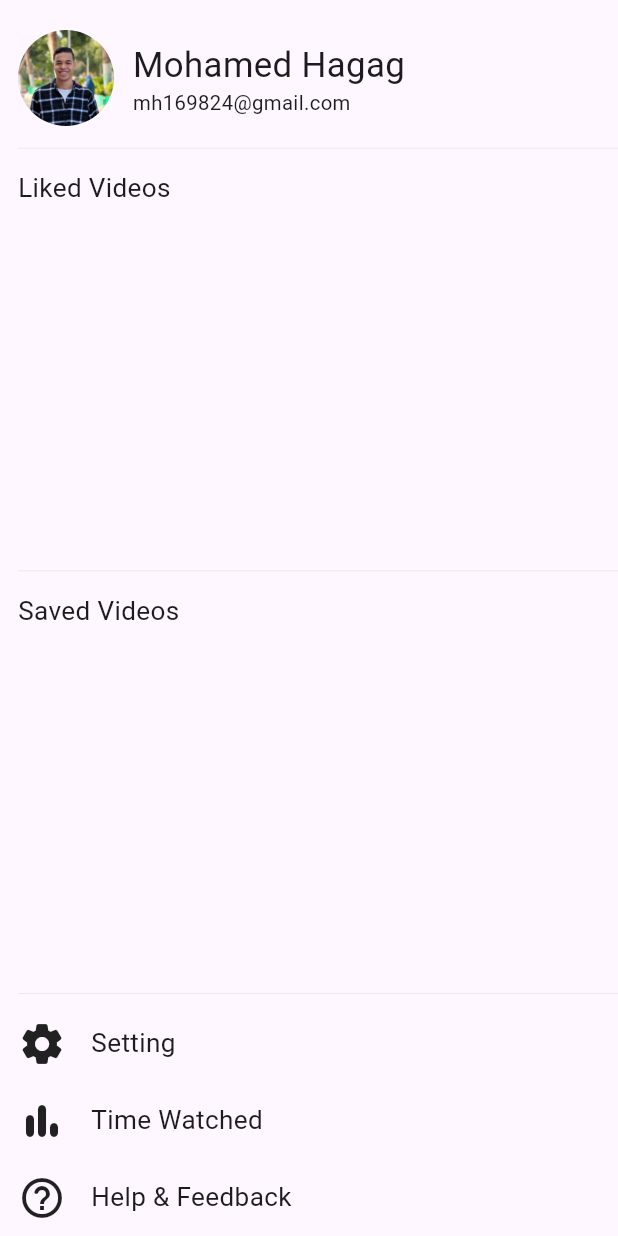
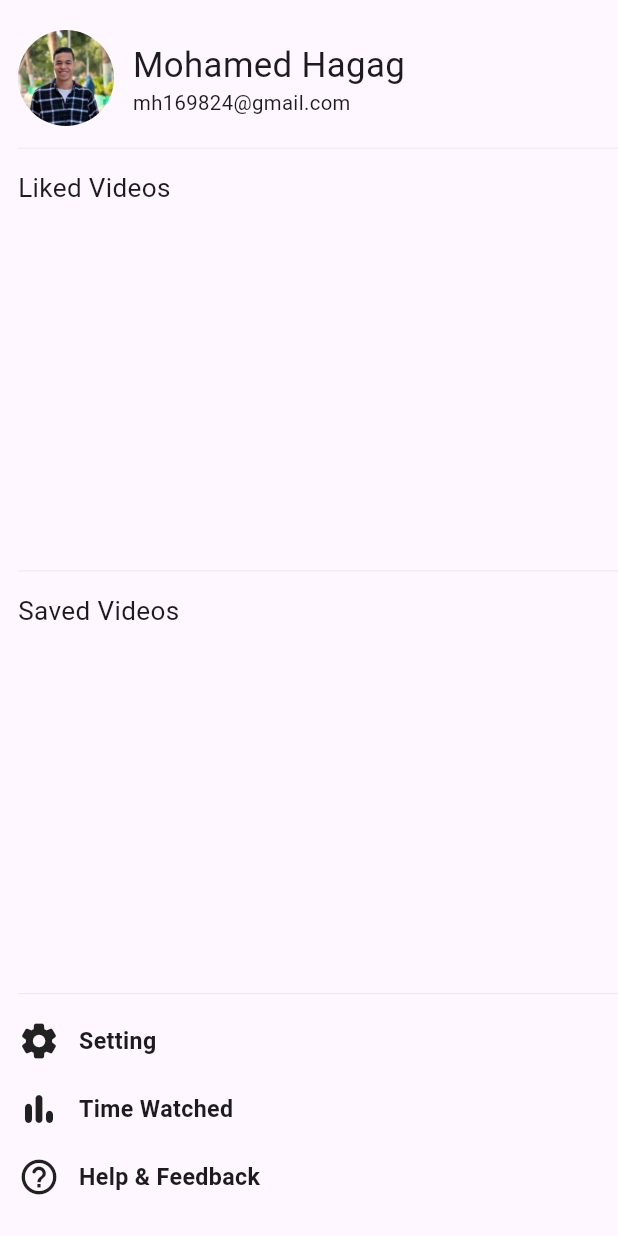
Before and after one commit to Mohamed-7agag/Advanced_Clone_YouTube, a Flutter app: the ProfileView screen opened by its route, on a phone screen of 412 x 824 dp. Run offline on Flutter 3.47's test engine with Material 3 defaults, Android fonts, the phone set to English and light mode, and no system bars; our stand-ins replace cached_network_image, dartz, dio, equatable, flutter_bloc, flutter_screenutil and 7 more; accounts and stored records are empty; network calls fail.

Commit message:
-update and refactor subscription and profile screens

```diff
--- a/lib/Core/utils/styles.dart
+++ b/lib/Core/utils/styles.dart
@@ -26,6 +26,10 @@ abstract class Styles {
     fontSize: 15.sp,
     fontWeight: FontWeight.bold,
   );
+  static final textStyle16 = TextStyle(
+    fontSize: 16.sp,
+    fontWeight: FontWeight.bold,
+  );
   static final textStyle24 = TextStyle(
     fontSize: 24.sp,
     fontWeight: FontWeight.w400,
--- a/lib/Features/home/presentation/widgets/home_scrollable_content.dart
+++ b/lib/Features/home/presentation/widgets/home_scrollable_content.dart
@@ -2,7 +2,7 @@ import 'package:advanced_youtube/Core/widgets/custom_error_widget.dart';
 import 'package:advanced_youtube/Core/widgets/shimmer_effect.dart';
 import 'package:advanced_youtube/Features/home/presentation/view_model/all_videos_cubit/all_videos_cubit.dart';
 import 'package:advanced_youtube/Features/home/presentation/widgets/custom_appbar.dart';
-import 'package:advanced_youtube/Features/home/presentation/widgets/home_list_view_item.dart';
+import 'package:advanced_youtube/Features/home/presentation/widgets/custom_video_item.dart';
 import 'package:flutter/material.dart';
 import 'package:flutter_bloc/flutter_bloc.dart';
 
@@ -23,7 +23,7 @@ class HomeScrollableContent extends StatelessWidget {
               itemBuilder: (BuildContext context, int index) {
                 return Padding(
                   padding: const EdgeInsets.only(bottom: 12),
-                  child: HomeListViewItem(
+                  child: CustomVideoItem(
                     videoModel: state.videosWithChannelDetails[index]['video'],
                     channelDetailModel: state.videosWithChannelDetails[index]
                         ['channelDetails'],
--- a/lib/Features/profile/presentation/widgets/custom_profile_video_item.dart
+++ b/lib/Features/profile/presentation/widgets/custom_profile_video_item.dart
@@ -38,7 +38,7 @@ class _CustomProfileVideoItemState extends State<CustomProfileVideoItem> {
           ClipRRect(
             borderRadius: BorderRadius.circular(12),
             child: Container(
-              height: 140.h,
+              height: 120.h,
               width: double.infinity,
               color: Colors.grey[100],
               child: CachedNetworkImage(
--- a/lib/Features/profile/presentation/widgets/liked_videos_listview.dart
+++ b/lib/Features/profile/presentation/widgets/liked_videos_listview.dart
@@ -25,7 +25,7 @@ class LikedVideosListView extends StatelessWidget {
               itemCount: items.length,
               itemBuilder: (BuildContext context, int index) {
                 return SizedBox(
-                  width: 250,
+                  width: 220,
                   child: Padding(
                     padding: const EdgeInsets.only(right: 10),
                     child: SizedBox(
--- /dev/null
+++ b/lib/Features/profile/presentation/widgets/profile_property_item.dart
@@ -0,0 +1,26 @@
+import 'package:advanced_youtube/Core/utils/styles.dart';
+import 'package:flutter/material.dart';
+import 'package:flutter_screenutil/flutter_screenutil.dart';
+
+class ProfilePropertyItem extends StatelessWidget {
+  const ProfilePropertyItem(
+      {super.key, required this.title, required this.icon});
+  final String title;
+  final IconData icon;
+  @override
+  Widget build(BuildContext context) {
+    return Row(
+      children: [
+        Icon(
+          icon,
+          size: 28,
+        ),
+        SizedBox(width: 12.w),
+        Text(
+          title,
+          style: Styles.textStyle16,
+        ),
+      ],
+    );
+  }
+}
--- a/lib/Features/profile/presentation/widgets/profile_view_body.dart
+++ b/lib/Features/profile/presentation/widgets/profile_view_body.dart
@@ -1,5 +1,6 @@
 import 'package:advanced_youtube/Core/utils/constants.dart';
 import 'package:advanced_youtube/Core/utils/styles.dart';
+import 'package:advanced_youtube/Features/profile/presentation/widgets/profile_property_item.dart';
 import 'package:flutter/material.dart';
 import 'package:flutter_screenutil/flutter_screenutil.dart';
 import 'liked_videos_listview.dart';
@@ -58,49 +59,21 @@ class ProfileViewBody extends StatelessWidget {
             const SavedVideosListView(),
             Divider(color: kGrey300, thickness: 0.4),
             SizedBox(height: 10.h),
-            Row(
-              children: [
-                const Icon(
-                  Icons.settings_rounded,
-                  size: 32,
-                ),
-                SizedBox(width: 16.w),
-                Text(
-                  "Setting",
-                  style: Styles.textStyle18,
-                ),
-              ],
+            const ProfilePropertyItem(
+              icon: Icons.settings_rounded,
+              title: "Setting",
             ),
-            SizedBox(height: 20.h),
-            Row(
-              children: [
-                const Icon(
-                  Icons.bar_chart_rounded,
-                  size: 32,
-                ),
-                SizedBox(width: 16.w),
-                Text(
-                  "Time Watched",
-                  style: Styles.textStyle18,
-                ),
-              ],
+            SizedBox(height: 18.h),
+            const ProfilePropertyItem(
+              icon: Icons.bar_chart_rounded,
+              title: "Time Watched",
             ),
-            SizedBox(height: 20.h),
-            Row(
-              children: [
-                const Icon(
-                  Icons.help_outline_rounded,
-                  size: 32,
-                ),
-                SizedBox(width: 16.w),
-                Text(
-                  "Help & Feedback",
-                  style: Styles.textStyle18,
-                ),
-              ],
+            SizedBox(height: 18.h),
+            const ProfilePropertyItem(
+              icon: Icons.help_outline_rounded,
+              title: "Help & Feedback",
             ),
-            SizedBox(height: 20.h),
-
+            SizedBox(height: 18.h),
           ],
         ),
       ),
--- a/lib/Features/profile/presentation/widgets/saved_videos_listview.dart
+++ b/lib/Features/profile/presentation/widgets/saved_videos_listview.dart
@@ -25,7 +25,7 @@ class SavedVideosListView extends StatelessWidget {
               itemCount: items.length,
               itemBuilder: (BuildContext context, int index) {
                 return SizedBox(
-                  width: 250,
+                  width: 220,
                   child: Padding(
                     padding: const EdgeInsets.only(right: 10),
                     child: CustomProfileVideoItem(
--- a/lib/Features/splash/presentation/widgets/splash_view_body.dart
+++ b/lib/Features/splash/presentation/widgets/splash_view_body.dart
@@ -14,7 +14,10 @@ class _SplashViewBodyState extends State<SplashViewBody> {
   @override
   void initState() {
     Future.delayed(const Duration(seconds: 2), () {
-      Navigator.pushReplacementNamed(context, AppRouter.customBottomAppBarRoute);
+      if (context.mounted) {
+        Navigator.pushReplacementNamed(
+            context, AppRouter.customBottomAppBarRoute);
+      }
     });
     super.initState();
   }
--- a/lib/Features/subscription/presentation/widgets/subscription_view_body.dart
+++ b/lib/Features/subscription/presentation/widgets/subscription_view_body.dart
@@ -15,12 +15,12 @@ class SubscriptionViewBody extends StatelessWidget {
     return Column(
       crossAxisAlignment: CrossAxisAlignment.start,
       children: [
-        SizedBox(height: 10.h),
+        SizedBox(height: 5.h),
         Padding(
           padding: const EdgeInsets.symmetric(horizontal: 8),
           child: Text(
             "Your Subscriptions",
-            style: Styles.textStyle24,
+            style: Styles.textStyle20,
           ),
         ),
         Divider(
@@ -38,7 +38,7 @@ class SubscriptionViewBody extends StatelessWidget {
                   return Column(
                     children: [
                       Padding(
-                        padding: const EdgeInsets.all(8.0),
+                        padding: const EdgeInsets.symmetric(horizontal: 8),
                         child: SubscriptionListViewItem(
                           channelDetailModel: items[index],
                         ),
```
Also changed, not shown: lib/Features/home/presentation/widgets/custom_video_item.dart (added, +54 -0 lines), lib/Features/home/presentation/widgets/custom_video_item_text_section.dart (added, +97 -0 lines), lib/Features/home/presentation/widgets/home_list_view_item.dart (deleted, +0 -135 lines), lib/Features/home/presentation/widgets/shorts_videos_view_body.dart (+4 -3 lines), lib/Features/subscription/presentation/widgets/subscription_list_view_item.dart (+18 -4 lines).
